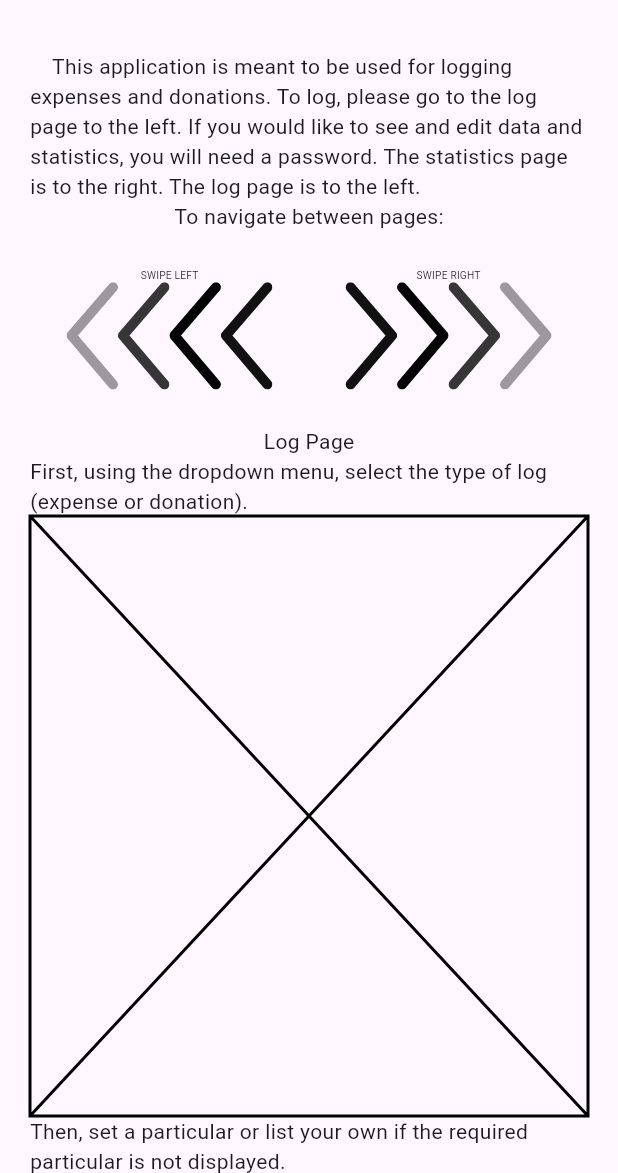
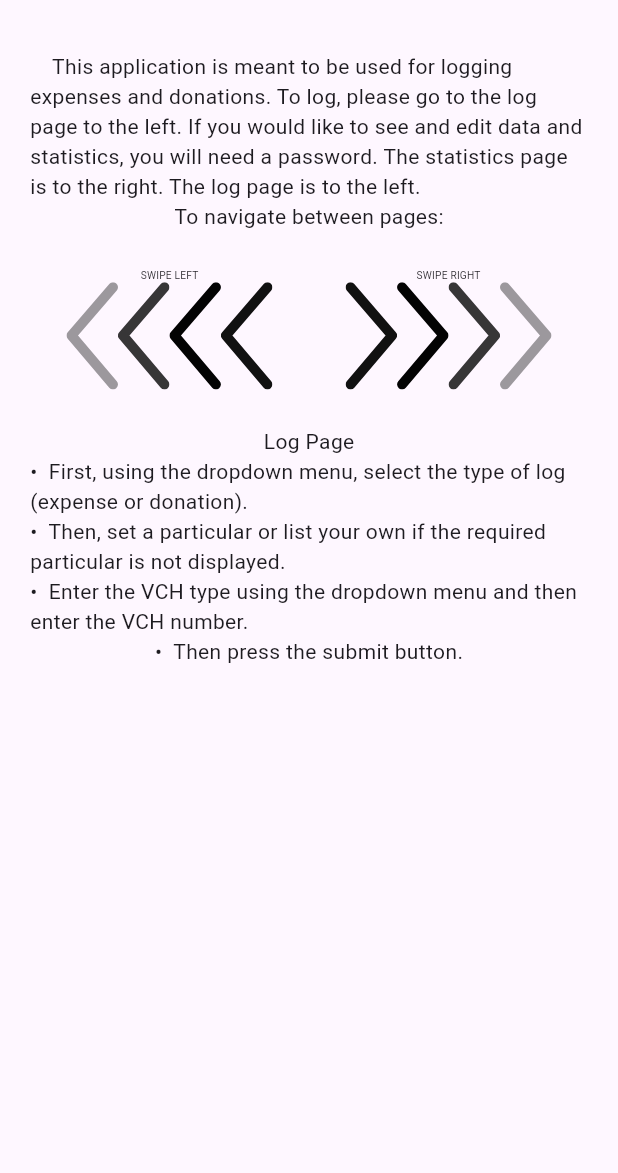
Before and after one commit to TheFinalGuardian/Ammasevasadanam-App, a Flutter app: the screen it shows after launch, on a phone screen of 412 x 824 dp, the part 63-1236 px from its top. Run offline on Flutter 3.47's test engine with Material 3 defaults, Android fonts, the phone set to English and light mode, and no system bars; our stand-ins replace flutter_svg.

Commit message:
bullet list instructions part 1

```diff
--- a/lib/home_page.dart
+++ b/lib/home_page.dart
@@ -1,5 +1,7 @@
 import 'package:flutter/material.dart';
 import 'package:ammasevasadanam_app/animations/swipe_animations/arrow_animation.dart';
+
+String bullet = "\u2022 ";
 
 class HomePage extends StatelessWidget {
   const HomePage({super.key});
@@ -86,15 +88,16 @@ class HomePage extends StatelessWidget {
     return [
       Text('Log Page', style: Theme.of(context).textTheme.bodyMedium),
       Text(
-          'First, using the dropdown menu, select the type of log (expense or donation).',
+          '$bullet First, using the dropdown menu, select the type of log (expense or donation).',
           style: Theme.of(context).textTheme.bodyMedium),
-      const Placeholder(color: Colors.black),
-      Text('Then, set a particular or list your own if the required particular is not displayed.', style: Theme.of(context).textTheme.bodyMedium),
-      const Placeholder(color: Colors.black),
-      Text('Enter the VCH type using the dropdown menu and then enter the VCH number.',
+      Text(
+          '$bullet Then, set a particular or list your own if the required particular is not displayed.',
           style: Theme.of(context).textTheme.bodyMedium),
-      const Placeholder(color: Colors.black),
-      Text('Then press the submit button.',
+      Text(
+          '$bullet Enter the VCH type using the dropdown menu and then enter the VCH number.',
+          style: Theme.of(context).textTheme.bodyMedium),
+      Text(
+          '$bullet Then press the submit button.',
           style: Theme.of(context).textTheme.bodyMedium)
     ];
   }
```
